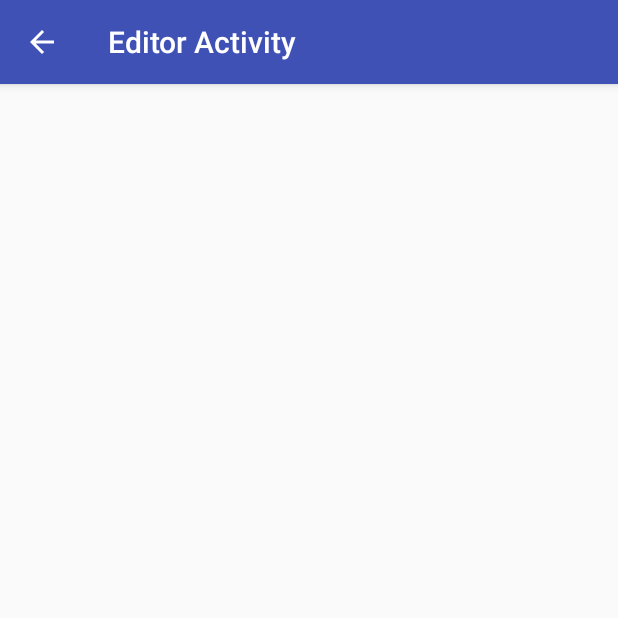
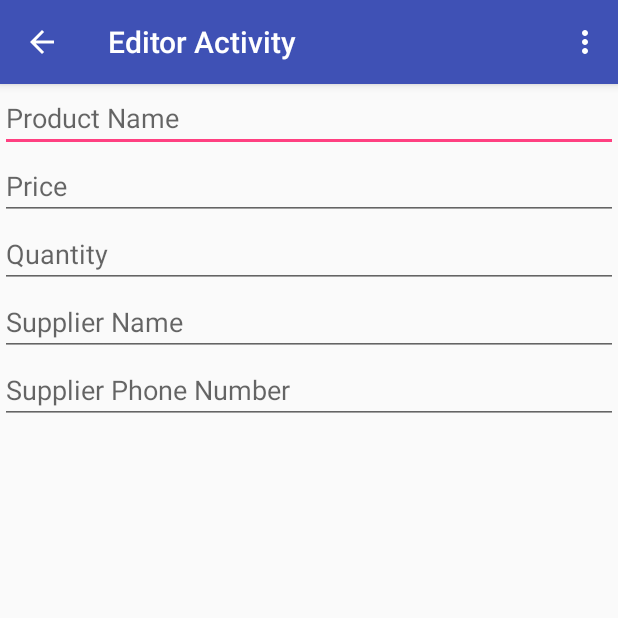
Before and after one commit to VladShaternik/InventoryApp, an Android app: the EditorActivity screen opened directly, with no data from a screen before it, on a phone screen of 412 x 824 dp, the top half of it. Run offline under Robolectric (Android 15) with nearby library versions, the phone set to English and light mode, and no system bars.

Commit message:
Beck-end done

```diff
--- a/app/src/main/java/com/example/vladyslav/inventoryapp/CatalogActivity.java
+++ b/app/src/main/java/com/example/vladyslav/inventoryapp/CatalogActivity.java
@@ -86,7 +86,10 @@ public class CatalogActivity extends AppCompatActivity {
             while (cursor.moveToNext()) {
                 int currentID = cursor.getInt(idColumnIndex);
                 String currentProductName = cursor.getString(productNameColumnIndex);
-                int currentPrice = cursor.getInt(priceColumnIndex);
+                float currentPrice =
+                        cursor.getFloat(priceColumnIndex) == 0 ?
+                        0 :
+                        cursor.getFloat(priceColumnIndex)/ 100;
                 int currentQuantity = cursor.getInt(quantityColumnIndex);
                 String currentSupplierName = cursor.getString(supplierNameColumnIndex);
                 String currentSupplierPhone = cursor.getString(supplierPhoneColumnIndex);
--- a/app/src/main/java/com/example/vladyslav/inventoryapp/EditorActivity.java
+++ b/app/src/main/java/com/example/vladyslav/inventoryapp/EditorActivity.java
@@ -1,12 +1,98 @@
 package com.example.vladyslav.inventoryapp;
 
+import android.content.ContentValues;
+import android.database.sqlite.SQLiteDatabase;
 import android.os.Bundle;
+import android.support.v4.app.NavUtils;
 import android.support.v7.app.AppCompatActivity;
+import android.view.Menu;
+import android.view.MenuItem;
+import android.widget.EditText;
+import android.widget.Spinner;
+import android.widget.Toast;
+
+import com.example.vladyslav.inventoryapp.data.Contract.InventoryEntry;
+import com.example.vladyslav.inventoryapp.data.DbHelper;
 
 public class EditorActivity extends AppCompatActivity {
+
+    /** EditText field to enter the product name */
+    private EditText productNameEditText;
+
+    /** EditText field to enter the price */
+    private EditText priceEditText;
+
+    /** EditText field to enter the quantity */
+    private EditText quantityEditText;
+
+    /** EditText field to enter the supplier name */
+    private EditText supplierNameEditText;
+
+    /** EditText field to enter the supplier phone number */
+    private EditText supplierPhoneEditText;
+
     @Override
     protected void onCreate(Bundle savedInstanceState) {
         super.onCreate(savedInstanceState);
         setContentView(R.layout.activity_editor);
+
+        productNameEditText = findViewById(R.id.edit_product_name);
+        priceEditText = findViewById(R.id.edit_price);
+        quantityEditText = findViewById(R.id.edit_quantity);
+        supplierNameEditText = findViewById(R.id.edit_supplier_name);
+        supplierPhoneEditText = findViewById(R.id.edit_supplier_phone);
+    }
+
+    /**
+     * Get user input from editor and save new Item into database.
+     */
+    private void insertItem() {
+        String productNameString = productNameEditText.getText().toString().trim();
+        String priceString = priceEditText.getText().toString().trim();
+        String quantityString = quantityEditText.getText().toString().trim();
+        String supplierNameString = supplierNameEditText.getText().toString().trim();
+        String supplierPhoneString = supplierPhoneEditText.getText().toString().trim();
+        int quantity = Integer.parseInt(quantityString);
+        // Store price as an integer for easier storing in the db
+        int price = (int)(Float.parseFloat(priceString) * 100);
+
+        DbHelper mDbHelper = new DbHelper(this);
+        SQLiteDatabase db = mDbHelper.getWritableDatabase();
+
+        ContentValues values = new ContentValues();
+        values.put(InventoryEntry.COLUMN_PRODUCT_NAME, productNameString);
+        values.put(InventoryEntry.COLUMN_PRICE, price);
+        values.put(InventoryEntry.COLUMN_QUANTITY, quantity);
+        values.put(InventoryEntry.COLUMN_SUPPLIER_NAME, supplierNameString);
+        values.put(InventoryEntry.COLUMN_SUPPLIER_PHONE, supplierPhoneString);
+
+        long newRowId = db.insert(InventoryEntry.TABLE_NAME, null, values);
+
+        // Show a toast message depending on whether or not the insertion was successful
+        if (newRowId == -1) {
+            Toast.makeText(this, "Saving error", Toast.LENGTH_SHORT).show();
+        } else {
+            Toast.makeText(this, "Saving successful", Toast.LENGTH_SHORT).show();
+        }
+    }
+
+    @Override
+    public boolean onCreateOptionsMenu(Menu menu) {
+        getMenuInflater().inflate(R.menu.menu_editor, menu);
+        return true;
+    }
+
+    @Override
+    public boolean onOptionsItemSelected(MenuItem item) {
+        switch (item.getItemId()) {
+            case R.id.action_save:
+                insertItem();
+                finish();
+                return true;
+            case android.R.id.home:
+                NavUtils.navigateUpFromSameTask(this);
+                return true;
+        }
+        return super.onOptionsItemSelected(item);
     }
 }
--- a/app/src/main/res/layout/activity_catalog.xml
+++ b/app/src/main/res/layout/activity_catalog.xml
@@ -16,6 +16,7 @@
         android:layout_height="wrap_content"
         android:layout_alignParentBottom="true"
         android:layout_alignParentRight="true"
-        android:layout_margin="@dimen/fab_margin"/>
+        android:layout_margin="@dimen/fab_margin"
+        android:layout_alignParentEnd="true" />
 
 </RelativeLayout>
--- a/app/src/main/res/layout/activity_editor.xml
+++ b/app/src/main/res/layout/activity_editor.xml
@@ -1,10 +1,49 @@
 <?xml version="1.0" encoding="utf-8"?>
-<LinearLayout
-    xmlns:android="http://schemas.android.com/apk/res/android"
+<LinearLayout xmlns:android="http://schemas.android.com/apk/res/android"
     xmlns:tools="http://schemas.android.com/tools"
     android:layout_width="match_parent"
     android:layout_height="match_parent"
     android:orientation="vertical"
     tools:context=".EditorActivity">
 
+    <!-- Product Name field -->
+    <EditText
+        android:id="@+id/edit_product_name"
+        android:layout_width="match_parent"
+        android:layout_height="wrap_content"
+        android:hint="@string/product_name_hint"
+        android:inputType="textCapWords" />
+
+    <!-- Price field -->
+    <EditText
+        android:id="@+id/edit_price"
+        android:layout_width="match_parent"
+        android:layout_height="wrap_content"
+        android:hint="@string/price_hint"
+        android:inputType="numberDecimal" />
+
+    <!-- Quantity field -->
+    <EditText
+        android:id="@+id/edit_quantity"
+        android:layout_width="match_parent"
+        android:layout_height="wrap_content"
+        android:hint="@string/quantity_hint"
+        android:inputType="number" />
+
+    <!-- Supplier Name field -->
+    <EditText
+        android:id="@+id/edit_supplier_name"
+        android:layout_width="match_parent"
+        android:layout_height="wrap_content"
+        android:hint="@string/supplier_name_hint"
+        android:inputType="textCapWords" />
+
+    <!-- Supplier Phone Number field -->
+    <EditText
+        android:id="@+id/edit_supplier_phone"
+        android:layout_width="match_parent"
+        android:layout_height="wrap_content"
+        android:hint="@string/supplier_phone_hint"
+        android:inputType="phone" />
+
 </LinearLayout>
--- /dev/null
+++ b/app/src/main/res/menu/menu_editor.xml
@@ -0,0 +1,11 @@
+<?xml version="1.0" encoding="utf-8"?>
+<menu xmlns:android="http://schemas.android.com/apk/res/android"
+    xmlns:app="http://schemas.android.com/apk/res-auto"
+    xmlns:tools="http://schemas.android.com/tools"
+    tools:context=".EditorActivity">
+
+    <item
+        android:id="@+id/action_save"
+        android:title="@string/action_save"
+        app:showAsAction="never" />
+</menu>
--- a/app/src/main/res/values/strings.xml
+++ b/app/src/main/res/values/strings.xml
@@ -2,7 +2,16 @@
     <!-- Name for the application -->
     <string name="app_name">Inventory App</string>
 
-    <!-- Label for overflow menu option that inserts a fake data into the app -->
+    <!-- Labels for overflow menu -->
     <string name="action_insert_dummy_data">Insert Dummy Data</string>
+    <string name="action_save">Save</string>
+    <string name="action_delete">Delete</string>
+
+    <!-- Text Editor hints -->
+    <string name="product_name_hint">Product Name</string>
+    <string name="price_hint">Price</string>
+    <string name="quantity_hint">Quantity</string>
+    <string name="supplier_name_hint">Supplier Name</string>
+    <string name="supplier_phone_hint">Supplier Phone Number</string>
 
 </resources>
```
